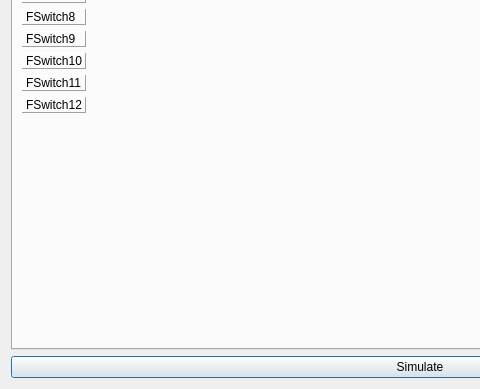
Old version of the form src/modeledit.ui in the repository roberto1903/companion9x; both pictures show x 0 to 480 and y 213 to 602 of the 840 by 602 pixel window.
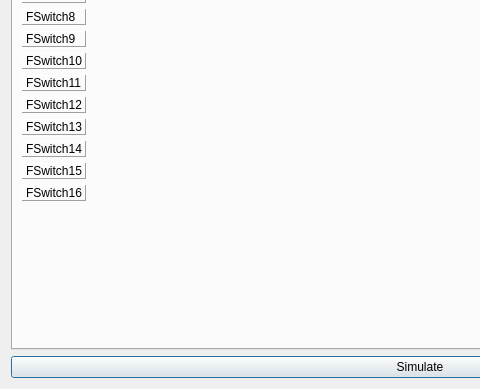
New version of the form. The open tabs and pages were chosen to show the change. Icons and pictures are not drawn.

Commit message: Fix for function switch tab and hide of Safety switches in a firmware not supporting them as separate function

What changed in the file:
```diff
--- a/src/modeledit.ui
+++ b/src/modeledit.ui
@@ -8821,6 +8821,58 @@
        <string>Function switches</string>
       </attribute>
       <layout class="QGridLayout" name="gridLayout_fswitches" columnstretch="0,1,1">
+       <item row="13" column="0">
+        <widget class="QLabel" name="label_4">
+         <property name="frameShape">
+          <enum>QFrame::Panel</enum>
+         </property>
+         <property name="frameShadow">
+          <enum>QFrame::Raised</enum>
+         </property>
+         <property name="text">
+          <string>FSwitch13</string>
+         </property>
+        </widget>
+       </item>
+       <item row="15" column="0">
+        <widget class="QLabel" name="label_11">
+         <property name="frameShape">
+          <enum>QFrame::Panel</enum>
+         </property>
+         <property name="frameShadow">
+          <enum>QFrame::Raised</enum>
+         </property>
+         <property name="text">
+          <string>FSwitch15</string>
+         </property>
+        </widget>
+       </item>
+       <item row="14" column="0">
+        <widget class="QLabel" name="label_6">
+         <property name="frameShape">
+          <enum>QFrame::Panel</enum>
+         </property>
+         <property name="frameShadow">
+          <enum>QFrame::Raised</enum>
+         </property>
+         <property name="text">
+          <string>FSwitch14</string>
+         </property>
+        </widget>
+       </item>
+       <item row="17" column="0" colspan="3">
+        <spacer name="verticalSpacer_3">
+         <property name="orientation">
+          <enum>Qt::Vertical</enum>
+         </property>
+         <property name="sizeHint" stdset="0">
+          <size>
+           <width>20</width>
+           <height>40</height>
+          </size>
+         </property>
+        </spacer>
+       </item>
        <item row="1" column="0">
         <widget class="QLabel" name="label_37">
          <property name="frameShape">
@@ -8847,19 +8899,6 @@
          </property>
         </widget>
        </item>
-       <item row="13" column="0">
-        <spacer name="verticalSpacer_3">
-         <property name="orientation">
-          <enum>Qt::Vertical</enum>
-         </property>
-         <property name="sizeHint" stdset="0">
-          <size>
-           <width>20</width>
-           <height>40</height>
-          </size>
-         </property>
-        </spacer>
-       </item>
        <item row="3" column="0">
         <widget class="QLabel" name="label_39">
          <property name="frameShape">
@@ -9016,6 +9055,19 @@
          </property>
         </widget>
        </item>
+       <item row="16" column="0">
+        <widget class="QLabel" name="label_52">
+         <property name="frameShape">
+          <enum>QFrame::Panel</enum>
+         </property>
+         <property name="frameShadow">
+          <enum>QFrame::Raised</enum>
+         </property>
+         <property name="text">
+          <string>FSwitch16</string>
+         </property>
+        </widget>
+       </item>
       </layout>
      </widget>
      <widget class="QWidget" name="tabTelemetry">
```
Left out of the diff: 18 changed lines with no effect on the pictures. The commit also changes 3 other files.
